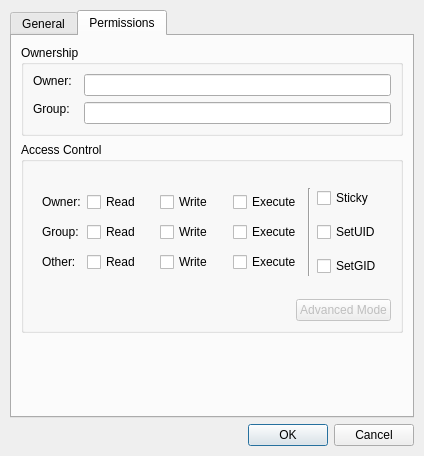
lxqt/pcmanfm-qt, file libfm-qt/file-props.ui: the form before one commit.
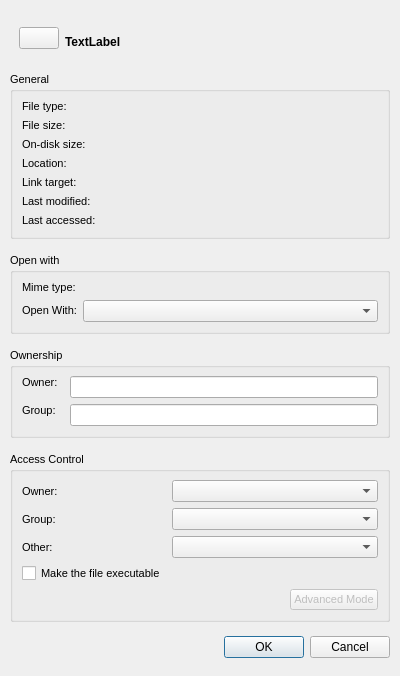
The form after the commit. The open tabs and pages were chosen to show the change. Icons and pictures are not drawn. Custom widgets are drawn as their Qt base class.

Commit message: Rework Get Info dialog

Diff of the .ui file:
```diff
--- a/libfm-qt/file-props.ui
+++ b/libfm-qt/file-props.ui
@@ -6,17 +6,22 @@
    <rect>
     <x>0</x>
     <y>0</y>
-    <width>424</width>
-    <height>456</height>
+    <width>400</width>
+    <height>676</height>
    </rect>
   </property>
+  <property name="sizePolicy">
+   <sizepolicy hsizetype="Preferred" vsizetype="Fixed">
+    <horstretch>0</horstretch>
+    <verstretch>0</verstretch>
+   </sizepolicy>
+  </property>
   <property name="windowTitle">
    <string>File Properties</string>
   </property>
   <property name="windowIcon">
    <iconset theme="document-properties">
-    <normaloff/>
-   </iconset>
+    <normaloff>.</normaloff>.</iconset>
   </property>
   <layout class="QVBoxLayout" name="verticalLayout">
    <property name="leftMargin">
@@ -32,82 +37,96 @@
     <number>10</number>
    </property>
    <item>
-    <widget class="QTabWidget" name="tabWidget">
-     <property name="currentIndex">
-      <number>0</number>
+    <widget class="QWidget" name="widget_4" native="true">
+     <property name="sizePolicy">
+      <sizepolicy hsizetype="Preferred" vsizetype="Fixed">
+       <horstretch>0</horstretch>
+       <verstretch>0</verstretch>
+      </sizepolicy>
      </property>
-     <widget class="QWidget" name="generalPage">
-      <attribute name="title">
-       <string>General</string>
-      </attribute>
-      <layout class="QFormLayout" name="formLayout_2">
-       <property name="horizontalSpacing">
-        <number>12</number>
-       </property>
-       <property name="verticalSpacing">
-        <number>6</number>
-       </property>
+     <layout class="QGridLayout" name="gridLayout">
        <item row="0" column="0">
         <widget class="QPushButton" name="iconButton">
+        <property name="enabled">
+         <bool>true</bool>
+        </property>
          <property name="sizePolicy">
           <sizepolicy hsizetype="Fixed" vsizetype="Fixed">
            <horstretch>0</horstretch>
            <verstretch>0</verstretch>
           </sizepolicy>
          </property>
+        <property name="minimumSize">
+         <size>
+          <width>0</width>
+          <height>0</height>
+         </size>
+        </property>
+        <property name="focusPolicy">
+         <enum>Qt::NoFocus</enum>
+        </property>
          <property name="text">
           <string/>
          </property>
          <property name="icon">
           <iconset theme="unknown">
-           <normaloff/>
-          </iconset>
+          <normaloff>.</normaloff>.</iconset>
          </property>
          <property name="iconSize">
           <size>
-           <width>32</width>
-           <height>32</height>
-          </size>
-         </property>
-        </widget>
-       </item>
-       <item row="0" column="1">
-        <widget class="QLineEdit" name="fileName"/>
-       </item>
-       <item row="1" column="0">
-        <widget class="QLabel" name="label_2">
+          <width>48</width>
+          <height>48</height>
+         </size>
+        </property>
+        <property name="checkable">
+         <bool>false</bool>
+        </property>
+        <property name="flat">
+         <bool>false</bool>
+        </property>
+       </widget>
+      </item>
+      <item row="0" column="1" alignment="Qt::AlignBottom">
+       <widget class="QLabel" name="fileName">
+        <property name="font">
+         <font>
+          <weight>75</weight>
+          <bold>true</bold>
+         </font>
+        </property>
          <property name="text">
-          <string>Location:</string>
+         <string>TextLabel</string>
          </property>
         </widget>
        </item>
-       <item row="1" column="1">
-        <widget class="QLabel" name="location">
+     </layout>
+    </widget>
+   </item>
+   <item>
+    <widget class="QGroupBox" name="groupBox_3">
          <property name="sizePolicy">
-          <sizepolicy hsizetype="Expanding" vsizetype="Preferred">
+      <sizepolicy hsizetype="Preferred" vsizetype="Fixed">
            <horstretch>0</horstretch>
            <verstretch>0</verstretch>
           </sizepolicy>
          </property>
-         <property name="text">
-          <string/>
-         </property>
-         <property name="wordWrap">
-          <bool>true</bool>
-         </property>
-         <property name="textInteractionFlags">
-          <set>Qt::LinksAccessibleByKeyboard|Qt::LinksAccessibleByMouse|Qt::TextBrowserInteraction|Qt::TextSelectableByKeyboard|Qt::TextSelectableByMouse</set>
-         </property>
-        </widget>
-       </item>
-       <item row="3" column="0">
+     <property name="font">
+      <font>
+       <pointsize>8</pointsize>
+      </font>
+     </property>
+     <property name="title">
+      <string>General</string>
+     </property>
+     <layout class="QFormLayout" name="formLayout_2">
+      <item row="0" column="0">
         <widget class="QLabel" name="label_4">
          <property name="text">
           <string>File type:</string>
          </property>
         </widget>
        </item>
-       <item row="3" column="1">
+      <item row="0" column="1">
         <widget class="QLabel" name="fileType">
          <property name="sizePolicy">
           <sizepolicy hsizetype="Expanding" vsizetype="Preferred">
@@ -123,37 +142,14 @@
          </property>
         </widget>
        </item>
-       <item row="4" column="0">
-        <widget class="QLabel" name="label">
-         <property name="text">
-          <string>Mime type:</string>
-         </property>
-        </widget>
-       </item>
-       <item row="4" column="1">
-        <widget class="QLabel" name="mimeType">
-         <property name="sizePolicy">
-          <sizepolicy hsizetype="Expanding" vsizetype="Preferred">
-           <horstretch>0</horstretch>
-           <verstretch>0</verstretch>
-          </sizepolicy>
-         </property>
-         <property name="text">
-          <string/>
-         </property>
-         <property name="textInteractionFlags">
-          <set>Qt::LinksAccessibleByKeyboard|Qt::LinksAccessibleByMouse|Qt::TextBrowserInteraction|Qt::TextSelectableByKeyboard|Qt::TextSelectableByMouse</set>
-         </property>
-        </widget>
-       </item>
-       <item row="6" column="0">
+      <item row="1" column="0">
         <widget class="QLabel" name="label_7">
          <property name="text">
           <string>File size:</string>
          </property>
         </widget>
        </item>
-       <item row="6" column="1">
+      <item row="1" column="1">
         <widget class="QLabel" name="fileSize">
          <property name="sizePolicy">
           <sizepolicy hsizetype="Expanding" vsizetype="Preferred">
@@ -169,14 +165,14 @@
          </property>
         </widget>
        </item>
-       <item row="7" column="0">
+      <item row="2" column="0">
         <widget class="QLabel" name="label_6">
          <property name="text">
           <string>On-disk size:</string>
          </property>
         </widget>
        </item>
-       <item row="7" column="1">
+      <item row="2" column="1">
         <widget class="QLabel" name="onDiskSize">
          <property name="sizePolicy">
           <sizepolicy hsizetype="Expanding" vsizetype="Preferred">
@@ -192,15 +188,15 @@
          </property>
         </widget>
        </item>
-       <item row="8" column="0">
-        <widget class="QLabel" name="label_3">
+      <item row="3" column="0">
+       <widget class="QLabel" name="label_2">
          <property name="text">
-          <string>Last modified:</string>
+         <string>Location:</string>
          </property>
         </widget>
        </item>
-       <item row="8" column="1">
-        <widget class="QLabel" name="lastModified">
+      <item row="3" column="1">
+       <widget class="QLabel" name="location">
          <property name="sizePolicy">
           <sizepolicy hsizetype="Expanding" vsizetype="Preferred">
            <horstretch>0</horstretch>
@@ -210,19 +206,22 @@
          <property name="text">
           <string/>
          </property>
+        <property name="wordWrap">
+         <bool>true</bool>
+        </property>
          <property name="textInteractionFlags">
           <set>Qt::LinksAccessibleByKeyboard|Qt::LinksAccessibleByMouse|Qt::TextBrowserInteraction|Qt::TextSelectableByKeyboard|Qt::TextSelectableByMouse</set>
          </property>
         </widget>
        </item>
-       <item row="2" column="0">
+      <item row="4" column="0">
         <widget class="QLabel" name="targetLabel">
          <property name="text">
           <string>Link target:</string>
          </property>
         </widget>
        </item>
-       <item row="2" column="1">
+      <item row="4" column="1">
         <widget class="QLabel" name="target">
          <property name="sizePolicy">
           <sizepolicy hsizetype="Expanding" vsizetype="Preferred">
@@ -242,33 +241,36 @@
         </widget>
        </item>
        <item row="5" column="0">
-        <widget class="QLabel" name="openWithLabel">
+       <widget class="QLabel" name="label_3">
          <property name="text">
-          <string>Open With:</string>
-         </property>
-         <property name="textInteractionFlags">
-          <set>Qt::LinksAccessibleByKeyboard|Qt::LinksAccessibleByMouse|Qt::TextBrowserInteraction|Qt::TextSelectableByKeyboard|Qt::TextSelectableByMouse</set>
+         <string>Last modified:</string>
          </property>
         </widget>
        </item>
        <item row="5" column="1">
-        <widget class="Fm::AppChooserComboBox" name="openWith">
+       <widget class="QLabel" name="lastModified">
          <property name="sizePolicy">
-          <sizepolicy hsizetype="MinimumExpanding" vsizetype="Fixed">
+         <sizepolicy hsizetype="Expanding" vsizetype="Preferred">
            <horstretch>0</horstretch>
            <verstretch>0</verstretch>
           </sizepolicy>
          </property>
-        </widget>
-       </item>
-       <item row="9" column="0">
+        <property name="text">
+         <string/>
+        </property>
+        <property name="textInteractionFlags">
+         <set>Qt::LinksAccessibleByKeyboard|Qt::LinksAccessibleByMouse|Qt::TextBrowserInteraction|Qt::TextSelectableByKeyboard|Qt::TextSelectableByMouse</set>
+        </property>
+       </widget>
+      </item>
+      <item row="6" column="0">
         <widget class="QLabel" name="label_12">
          <property name="text">
           <string>Last accessed:</string>
          </property>
         </widget>
        </item>
-       <item row="9" column="1">
+      <item row="6" column="1">
         <widget class="QLabel" name="lastAccessed">
          <property name="text">
           <string/>
@@ -280,14 +282,70 @@
        </item>
       </layout>
      </widget>
-     <widget class="QWidget" name="permissionsPage">
-      <attribute name="title">
-       <string>Permissions</string>
-      </attribute>
-      <layout class="QVBoxLayout" name="verticalLayout_2">
-       <property name="spacing">
-        <number>6</number>
-       </property>
+   </item>
+   <item>
+    <widget class="QGroupBox" name="groupBox_4">
+     <property name="sizePolicy">
+      <sizepolicy hsizetype="Preferred" vsizetype="Fixed">
+       <horstretch>0</horstretch>
+       <verstretch>0</verstretch>
+      </sizepolicy>
+     </property>
+     <property name="font">
+      <font>
+       <pointsize>8</pointsize>
+      </font>
+     </property>
+     <property name="title">
+      <string>Open with</string>
+     </property>
+     <layout class="QFormLayout" name="formLayout_5">
+      <item row="0" column="0">
+       <widget class="QLabel" name="label">
+        <property name="text">
+         <string>Mime type:</string>
+        </property>
+       </widget>
+      </item>
+      <item row="0" column="1">
+       <widget class="QLabel" name="mimeType">
+        <property name="sizePolicy">
+         <sizepolicy hsizetype="Expanding" vsizetype="Preferred">
+          <horstretch>0</horstretch>
+          <verstretch>0</verstretch>
+         </sizepolicy>
+        </property>
+        <property name="text">
+         <string/>
+        </property>
+        <property name="textInteractionFlags">
+         <set>Qt::LinksAccessibleByKeyboard|Qt::LinksAccessibleByMouse|Qt::TextBrowserInteraction|Qt::TextSelectableByKeyboard|Qt::TextSelectableByMouse</set>
+        </property>
+       </widget>
+      </item>
+      <item row="1" column="0">
+       <widget class="QLabel" name="openWithLabel">
+        <property name="text">
+         <string>Open With:</string>
+        </property>
+        <property name="textInteractionFlags">
+         <set>Qt::LinksAccessibleByKeyboard|Qt::LinksAccessibleByMouse|Qt::TextBrowserInteraction|Qt::TextSelectableByKeyboard|Qt::TextSelectableByMouse</set>
+        </property>
+       </widget>
+      </item>
+      <item row="1" column="1">
+       <widget class="Fm::AppChooserComboBox" name="openWith">
+        <property name="sizePolicy">
+         <sizepolicy hsizetype="MinimumExpanding" vsizetype="Fixed">
+          <horstretch>0</horstretch>
+          <verstretch>0</verstretch>
+         </sizepolicy>
+        </property>
+       </widget>
+      </item>
+     </layout>
+    </widget>
+   </item>
        <item>
         <widget class="QGroupBox" name="groupBox_2">
          <property name="sizePolicy">
@@ -296,6 +354,11 @@
            <verstretch>0</verstretch>
           </sizepolicy>
          </property>
+     <property name="font">
+      <font>
+       <pointsize>8</pointsize>
+      </font>
+     </property>
          <property name="title">
           <string>Ownership</string>
          </property>
@@ -342,30 +405,22 @@
         </widget>
        </item>
        <item>
-        <widget class="QGroupBox" name="groupBox">
+    <widget class="QGroupBox" name="groupBox_5">
          <property name="sizePolicy">
           <sizepolicy hsizetype="Preferred" vsizetype="Fixed">
            <horstretch>0</horstretch>
            <verstretch>0</verstretch>
           </sizepolicy>
          </property>
+     <property name="font">
+      <font>
+       <pointsize>8</pointsize>
+      </font>
+     </property>
          <property name="title">
           <string>Access Control</string>
          </property>
-         <layout class="QVBoxLayout" name="verticalLayout_3">
-          <item>
-           <widget class="QStackedWidget" name="stackedWidget">
-            <property name="sizePolicy">
-             <sizepolicy hsizetype="Preferred" vsizetype="Fixed">
-              <horstretch>0</horstretch>
-              <verstretch>0</verstretch>
-             </sizepolicy>
-            </property>
-            <property name="currentIndex">
-             <number>0</number>
-            </property>
-            <widget class="QWidget" name="page">
-             <layout class="QFormLayout" name="formLayout_3">
+     <layout class="QFormLayout" name="formLayout_6">
               <item row="0" column="0">
                <widget class="QLabel" name="ownerLabel">
                 <property name="text">
@@ -417,7 +472,7 @@
                 </property>
                </widget>
               </item>
-              <item row="3" column="0" colspan="2">
+      <item row="3" column="0">
                <widget class="QCheckBox" name="executable">
                 <property name="text">
                  <string>Make the file executable</string>
@@ -427,209 +482,7 @@
                 </property>
                </widget>
               </item>
-             </layout>
-            </widget>
-            <widget class="QWidget" name="page_2">
-             <layout class="QGridLayout" name="gridLayout_2" columnstretch="1,0,0">
-              <item row="0" column="0" rowspan="3">
-               <layout class="QGridLayout" name="gridLayout">
-                <property name="rightMargin">
-                 <number>0</number>
-                </property>
-                <property name="spacing">
-                 <number>6</number>
-                </property>
-                <item row="0" column="0">
-                 <widget class="QLabel" name="label_5">
-                  <property name="sizePolicy">
-                   <sizepolicy hsizetype="Fixed" vsizetype="Preferred">
-                    <horstretch>0</horstretch>
-                    <verstretch>0</verstretch>
-                   </sizepolicy>
-                  </property>
-                  <property name="text">
-                   <string>Owner:</string>
-                  </property>
-                 </widget>
-                </item>
-                <item row="0" column="1">
-                 <widget class="QCheckBox" name="checkBox">
-                  <property name="sizePolicy">
-                   <sizepolicy hsizetype="Preferred" vsizetype="Fixed">
-                    <horstretch>0</horstretch>
-                    <verstretch>0</verstretch>
-                   </sizepolicy>
-                  </property>
-                  <property name="text">
-                   <string>Read</string>
-                  </property>
-                 </widget>
-                </item>
-                <item row="0" column="2">
-                 <widget class="QCheckBox" name="checkBox_5">
-                  <property name="sizePolicy">
-                   <sizepolicy hsizetype="Preferred" vsizetype="Fixed">
-                    <horstretch>0</horstretch>
-                    <verstretch>0</verstretch>
-                   </sizepolicy>
-                  </property>
-                  <property name="text">
-                   <string>Write</string>
-                  </property>
-                 </widget>
-                </item>
-                <item row="0" column="3">
-                 <widget class="QCheckBox" name="checkBox_8">
-                  <property name="sizePolicy">
-                   <sizepolicy hsizetype="Preferred" vsizetype="Fixed">
-                    <horstretch>0</horstretch>
-                    <verstretch>0</verstretch>
-                   </sizepolicy>
-                  </property>
-                  <property name="text">
-                   <string>Execute</string>
-                  </property>
-                 </widget>
-                </item>
-                <item row="1" column="0">
-                 <widget class="QLabel" name="label_10">
-                  <property name="sizePolicy">
-                   <sizepolicy hsizetype="Fixed" vsizetype="Preferred">
-                    <horstretch>0</horstretch>
-                    <verstretch>0</verstretch>
-                   </sizepolicy>
-                  </property>
-                  <property name="text">
-                   <string>Group:</string>
-                  </property>
-                 </widget>
-                </item>
-                <item row="1" column="1">
-                 <widget class="QCheckBox" name="checkBox_4">
-                  <property name="sizePolicy">
-                   <sizepolicy hsizetype="Preferred" vsizetype="Fixed">
-                    <horstretch>0</horstretch>
-                    <verstretch>0</verstretch>
-                   </sizepolicy>
-                  </property>
-                  <property name="text">
-                   <string>Read</string>
-                  </property>
-                 </widget>
-                </item>
-                <item row="1" column="2">
-                 <widget class="QCheckBox" name="checkBox_9">
-                  <property name="sizePolicy">
-                   <sizepolicy hsizetype="Preferred" vsizetype="Fixed">
-                    <horstretch>0</horstretch>
-                    <verstretch>0</verstretch>
-                   </sizepolicy>
-                  </property>
-                  <property name="text">
-                   <string>Write</string>
-                  </property>
-                 </widget>
-                </item>
-                <item row="1" column="3">
-                 <widget class="QCheckBox" name="checkBox_3">
-                  <property name="sizePolicy">
-                   <sizepolicy hsizetype="Preferred" vsizetype="Fixed">
-                    <horstretch>0</horstretch>
-                    <verstretch>0</verstretch>
-                   </sizepolicy>
-                  </property>
-                  <property name="text">
-                   <string>Execute</string>
-                  </property>
-                 </widget>
-                </item>
-                <item row="2" column="0">
-                 <widget class="QLabel" name="label_11">
-                  <property name="sizePolicy">
-                   <sizepolicy hsizetype="Fixed" vsizetype="Preferred">
-                    <horstretch>0</horstretch>
-                    <verstretch>0</verstretch>
-                   </sizepolicy>
-                  </property>
-                  <property name="text">
-                   <string>Other:</string>
-                  </property>
-                 </widget>
-                </item>
-                <item row="2" column="1">
-                 <widget class="QCheckBox" name="checkBox_7">
-                  <property name="sizePolicy">
-                   <sizepolicy hsizetype="Preferred" vsizetype="Fixed">
-                    <horstretch>0</horstretch>
-                    <verstretch>0</verstretch>
-                   </sizepolicy>
-                  </property>
-                  <property name="text">
-                   <string>Read</string>
-                  </property>
-                 </widget>
-                </item>
-                <item row="2" column="2">
-                 <widget class="QCheckBox" name="checkBox_2">
-                  <property name="sizePolicy">
-                   <sizepolicy hsizetype="Preferred" vsizetype="Fixed">
-                    <horstretch>0</horstretch>
-                    <verstretch>0</verstretch>
-                   </sizepolicy>
-                  </property>
-                  <property name="text">
-                   <string>Write</string>
-                  </property>
-                 </widget>
-                </item>
-                <item row="2" column="3">
-                 <widget class="QCheckBox" name="checkBox_6">
-                  <property name="sizePolicy">
-                   <sizepolicy hsizetype="Preferred" vsizetype="Fixed">
-                    <horstretch>0</horstretch>
-                    <verstretch>0</verstretch>
-                   </sizepolicy>
-                  </property>
-                  <property name="text">
-                   <string>Execute</string>
-                  </property>
-                 </widget>
-                </item>
-               </layout>
-              </item>
-              <item row="0" column="2">
-               <widget class="QCheckBox" name="checkBox_10">
-                <property name="text">
-                 <string>Sticky</string>
-                </property>
-               </widget>
-              </item>
-              <item row="1" column="2">
-               <widget class="QCheckBox" name="checkBox_11">
-                <property name="text">
-                 <string>SetUID</string>
-                </property>
-               </widget>
-              </item>
-              <item row="2" column="2">
-               <widget class="QCheckBox" name="checkBox_12">
-                <property name="text">
-                 <string>SetGID</string>
-                </property>
-               </widget>
-              </item>
-              <item row="0" column="1" rowspan="3">
-               <widget class="Line" name="line">
-                <property name="orientation">
-                 <enum>Qt::Vertical</enum>
-                </property>
-               </widget>
-              </item>
-             </layout>
-            </widget>
-           </widget>
-          </item>
-          <item>
+      <item row="4" column="0" colspan="2">
            <layout class="QHBoxLayout" name="horizontalLayout">
             <item>
              <spacer name="horizontalSpacer">
@@ -663,24 +516,13 @@
         </widget>
        </item>
        <item>
-        <spacer name="verticalSpacer">
-         <property name="orientation">
-          <enum>Qt::Vertical</enum>
-         </property>
-         <property name="sizeHint" stdset="0">
-          <size>
-           <width>20</width>
-           <height>40</height>
-          </size>
-         </property>
-        </spacer>
-       </item>
-      </layout>
-     </widget>
-    </widget>
-   </item>
-   <item>
     <widget class="QDialogButtonBox" name="buttonBox">
+     <property name="sizePolicy">
+      <sizepolicy hsizetype="Expanding" vsizetype="Fixed">
+       <horstretch>0</horstretch>
+       <verstretch>0</verstretch>
+      </sizepolicy>
+     </property>
      <property name="orientation">
       <enum>Qt::Horizontal</enum>
      </property>
```
Lines whose indentation alone changed are shown as unchanged. The commit also changes 6 other files.
